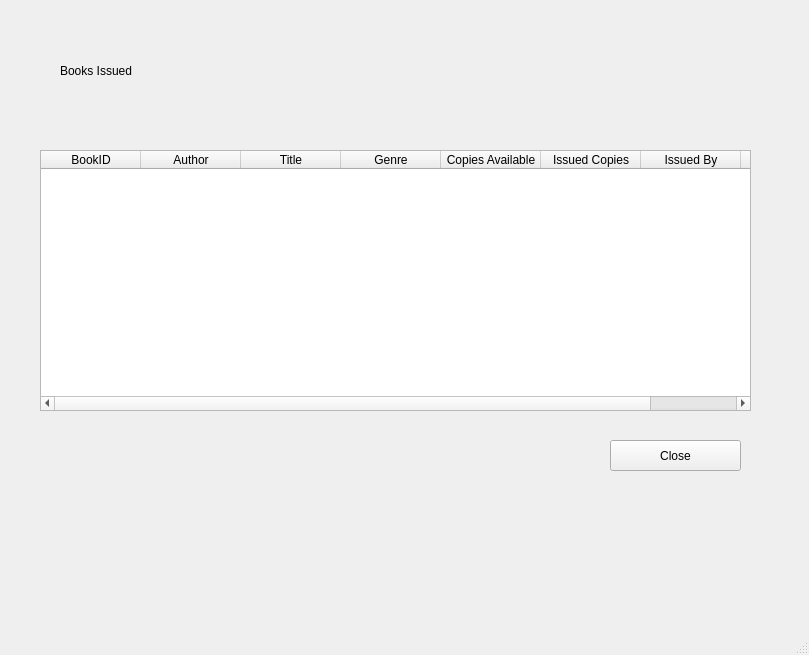
Qt form Issued_books_admin.ui (Asim-AAK/LibraryManagementDBMS) before a commit.
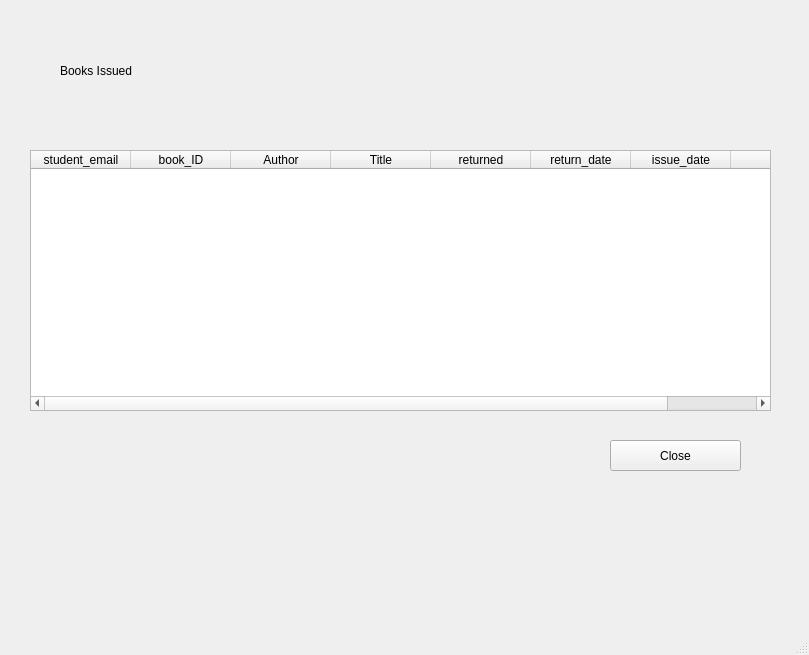
The same form after that commit.

What changed in the file:
```diff
--- a/Issued_books_admin.ui
+++ b/Issued_books_admin.ui
@@ -17,15 +17,20 @@
    <widget class="QTableWidget" name="booksTableWidget">
     <property name="geometry">
      <rect>
-      <x>40</x>
+      <x>30</x>
       <y>150</y>
-      <width>711</width>
+      <width>741</width>
       <height>261</height>
      </rect>
     </property>
     <column>
      <property name="text">
-      <string>BookID</string>
+      <string>student_email</string>
+     </property>
+    </column>
+    <column>
+     <property name="text">
+      <string>book_ID</string>
      </property>
     </column>
     <column>
@@ -40,22 +45,17 @@
     </column>
     <column>
      <property name="text">
-      <string>Genre</string>
+      <string>returned</string>
      </property>
     </column>
     <column>
      <property name="text">
-      <string>Copies Available</string>
+      <string>return_date</string>
      </property>
     </column>
     <column>
      <property name="text">
-      <string>Issued Copies</string>
-     </property>
-    </column>
-    <column>
-     <property name="text">
-      <string>Issued By</string>
+      <string>issue_date</string>
      </property>
     </column>
     <column>
```
Left out of the diff: 2 changed lines with no effect on the pictures.
